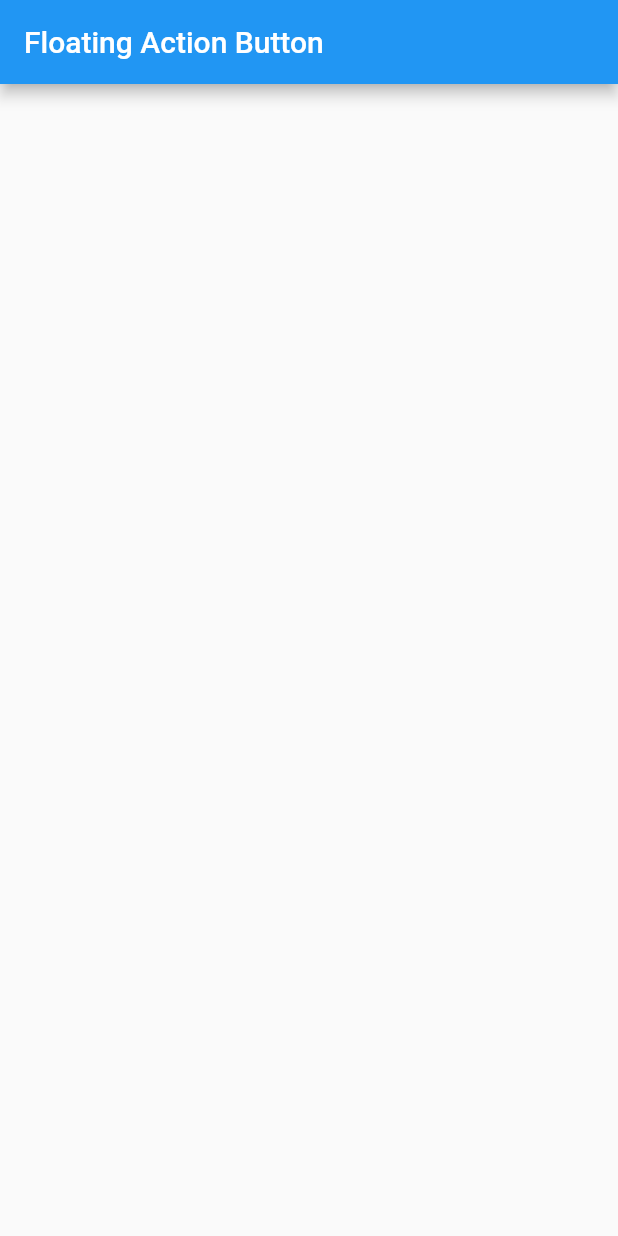
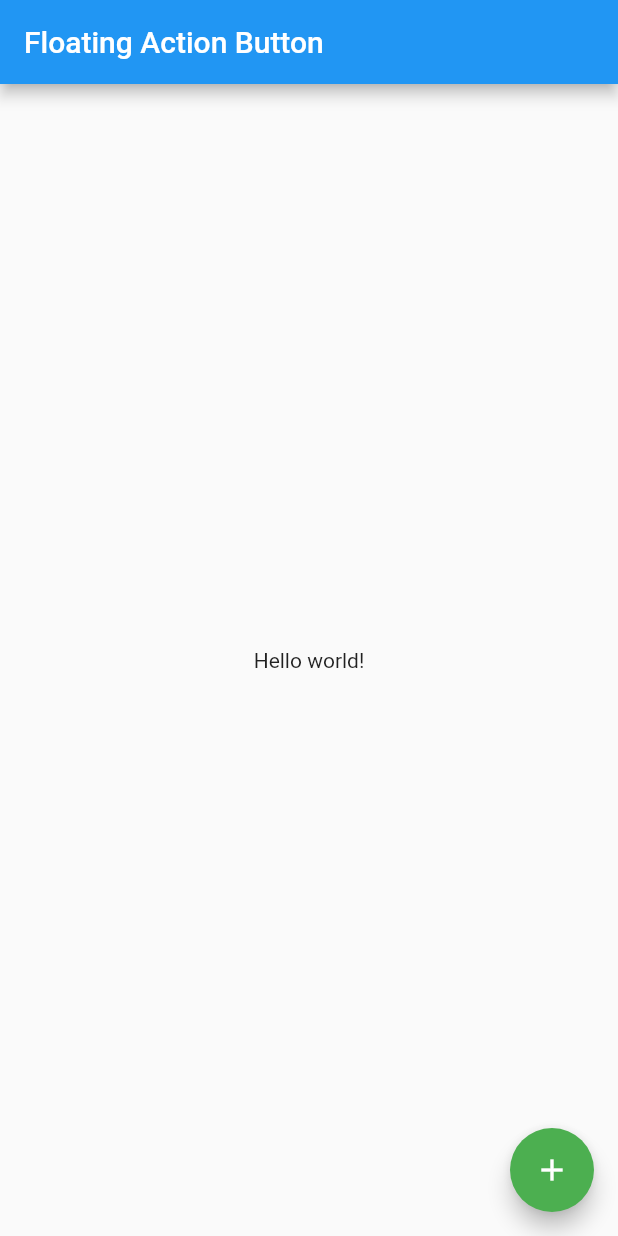
Before and after one commit to Gogo-jiii/Flutter-Floating-Action-Button, a Flutter app: the screen it shows after launch, on a phone screen of 412 x 824 dp. Run offline on Flutter 3.47's test engine with Material 2 defaults, Android fonts, the phone set to English and light mode, and no system bars.

Commit message:
Fab, normal, extended, large, mini

```diff
--- a/lib/main.dart
+++ b/lib/main.dart
@@ -1,3 +1,4 @@
+import 'package:flutter/foundation.dart';
 import 'package:flutter/material.dart';
 
 void main() {
@@ -36,7 +37,46 @@ class _MyHomePageState extends State<MyHomePage> {
       appBar: AppBar(
         title: Text(widget.title),
       ),
-      body: Center(),
+      body: const Center(
+        child: Text("Hello world!"),
+      ),
+      floatingActionButton: FloatingActionButton(
+        backgroundColor: Colors.green,
+        child: const Icon(Icons.add),
+        onPressed: () {
+          if (kDebugMode) {
+            print("FAB clicked");
+          }
+        },
+      ),
+      // floatingActionButton: FloatingActionButton.extended(
+      //   backgroundColor: Colors.green,
+      //   icon: const Icon(Icons.add),
+      //   onPressed: () {
+      //     if (kDebugMode) {
+      //       print("FAB clicked");
+      //     }
+      //   },
+      //   label: const Text("Add"),
+      // ),
+      // floatingActionButton: FloatingActionButton.large(
+      //   backgroundColor: Colors.green,
+      //   child: const Icon(Icons.add),
+      //   onPressed: () {
+      //     if (kDebugMode) {
+      //       print("FAB clicked");
+      //     }
+      //   },
+      // ),
+      // floatingActionButton: FloatingActionButton.small(
+      //   backgroundColor: Colors.green,
+      //   child: const Icon(Icons.add),
+      //   onPressed: () {
+      //     if (kDebugMode) {
+      //       print("FAB clicked");
+      //     }
+      //   },
+      // ),
     );
   }
 }
```
